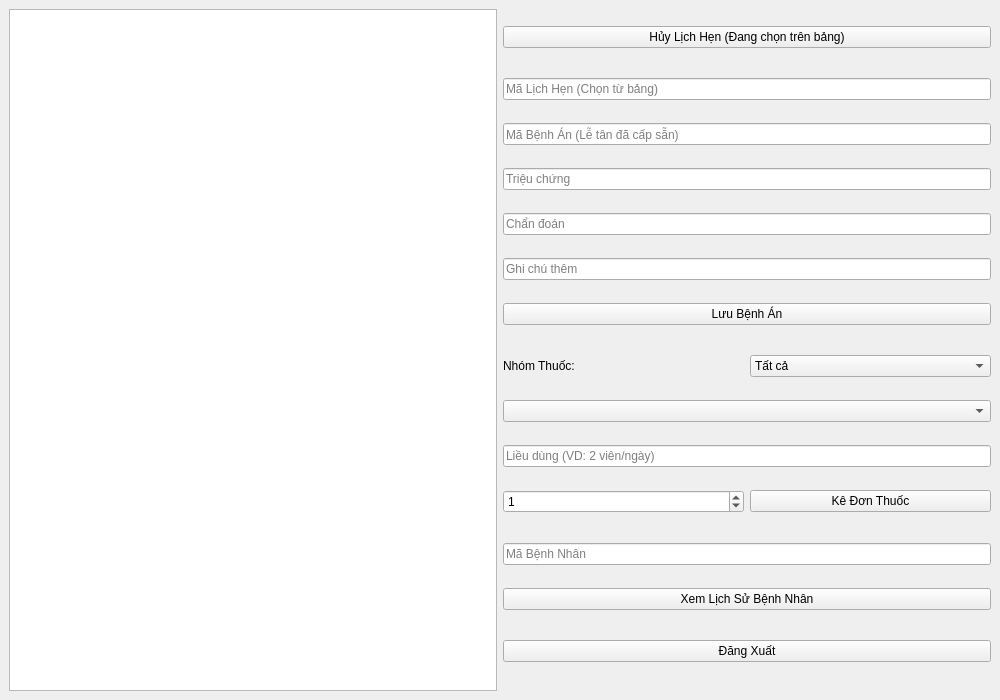
Before: the Qt Designer form src/ui/DoctorMenu.ui in prestonwanttorevenge/PBL2, drawn with Qt 5.
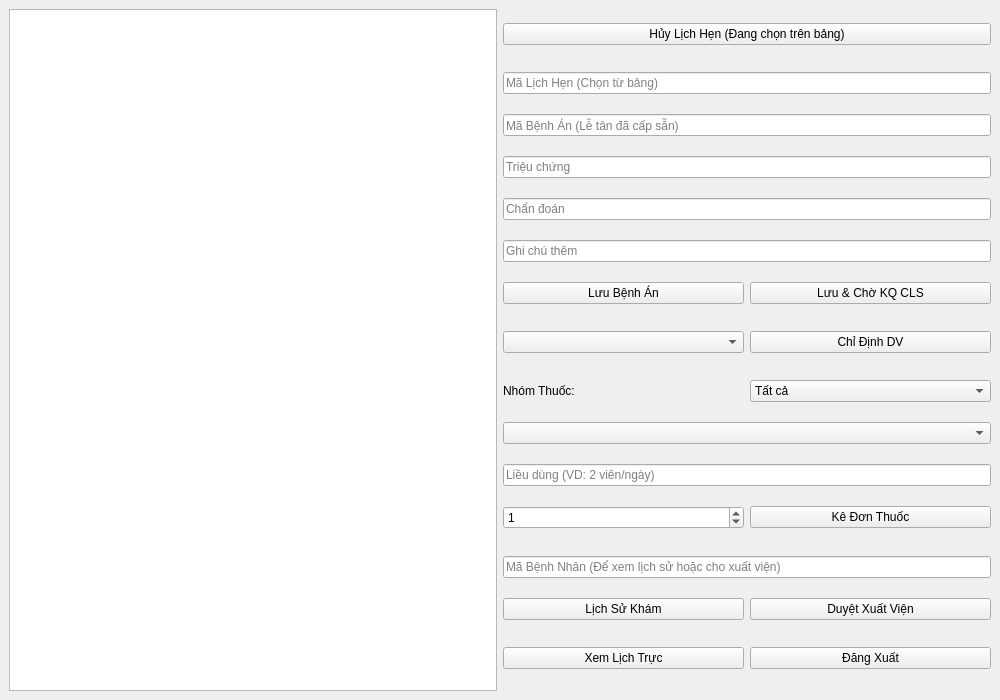
After: the same form once the commit is applied.

Commit message: Sửa Doctor

```diff
--- a/src/ui/DoctorMenu.ui
+++ b/src/ui/DoctorMenu.ui
@@ -30,10 +30,23 @@
       <item><widget class="QLineEdit" name="txtDiagnosis"><property name="placeholderText"><string>Chẩn đoán</string></property></widget></item>
       <item><widget class="QLineEdit" name="txtNotes"><property name="placeholderText"><string>Ghi chú thêm</string></property></widget></item>
       
-      <!-- Đổi nút Tạo thành nút Lưu/Cập nhật Bệnh án -->
-      <item><widget class="QPushButton" name="btnCreateMedicalRecord"><property name="text"><string>Lưu Bệnh Án</string></property></widget></item>
+      <item>
+       <layout class="QHBoxLayout" name="horizontalLayoutSaveRecord">
+        <item><widget class="QPushButton" name="btnCreateMedicalRecord"><property name="text"><string>Lưu Bệnh Án</string></property></widget></item>
+        <item><widget class="QPushButton" name="btnWaitResult"><property name="text"><string>Lưu &amp;&amp; Chờ KQ CLS</string></property></widget></item>
+       </layout>
+      </item>
       <item><spacer name="verticalSpacer1"><property name="orientation"><enum>Qt::Vertical</enum></property></spacer></item>
       
+      <!-- PHẦN CHỈ ĐỊNH DỊCH VỤ -->
+      <item>
+       <layout class="QHBoxLayout" name="horizontalLayoutService">
+        <item><widget class="QComboBox" name="cbService"/></item>
+        <item><widget class="QPushButton" name="btnAssignService"><property name="text"><string>Chỉ Định DV</string></property></widget></item>
+       </layout>
+      </item>
+      <item><spacer name="verticalSpacer1_2"><property name="orientation"><enum>Qt::Vertical</enum></property></spacer></item>
+
       <item>
        <layout class="QHBoxLayout" name="horizontalLayoutFilter">
         <item><widget class="QLabel" name="lblFilter"><property name="text"><string>Nhóm Thuốc:</string></property></widget></item>
@@ -56,10 +69,24 @@
        </layout>
       </item>
       <item><spacer name="verticalSpacer2"><property name="orientation"><enum>Qt::Vertical</enum></property></spacer></item>
-      <item><widget class="QLineEdit" name="txtPatientId_History"><property name="placeholderText"><string>Mã Bệnh Nhân</string></property></widget></item>
-      <item><widget class="QPushButton" name="btnViewPatientHistory"><property name="text"><string>Xem Lịch Sử Bệnh Nhân</string></property></widget></item>
+      
+      <!-- KHU VỰC TRÍCH XUẤT VÀ DUYỆT XUẤT VIỆN -->
+      <item><widget class="QLineEdit" name="txtPatientId_History"><property name="placeholderText"><string>Mã Bệnh Nhân (Để xem lịch sử hoặc cho xuất viện)</string></property></widget></item>
+      <item>
+       <layout class="QHBoxLayout" name="horizontalLayoutHistoryAndDischarge">
+        <item><widget class="QPushButton" name="btnViewPatientHistory"><property name="text"><string>Lịch Sử Khám</string></property></widget></item>
+        <!-- NÚT DUYỆT XUẤT VIỆN MỚI ĐƯỢC THÊM VÀO ĐÂY -->
+        <item><widget class="QPushButton" name="btnDischargePatient"><property name="text"><string>Duyệt Xuất Viện</string></property></widget></item>
+       </layout>
+      </item>
+      
       <item><spacer name="verticalSpacer3"><property name="orientation"><enum>Qt::Vertical</enum></property></spacer></item>
-      <item><widget class="QPushButton" name="btnLogout"><property name="text"><string>Đăng Xuất</string></property></widget></item>
+      <item>
+       <layout class="QHBoxLayout" name="horizontalLayoutLogout">
+        <item><widget class="QPushButton" name="btnViewSchedule"><property name="text"><string>Xem Lịch Trực</string></property></widget></item>
+        <item><widget class="QPushButton" name="btnLogout"><property name="text"><string>Đăng Xuất</string></property></widget></item>
+       </layout>
+      </item>
      </layout>
     </item>
    </layout>
```
Left out of the diff: 1 changed line with no effect on the pictures. The commit also changes 2 other files.
